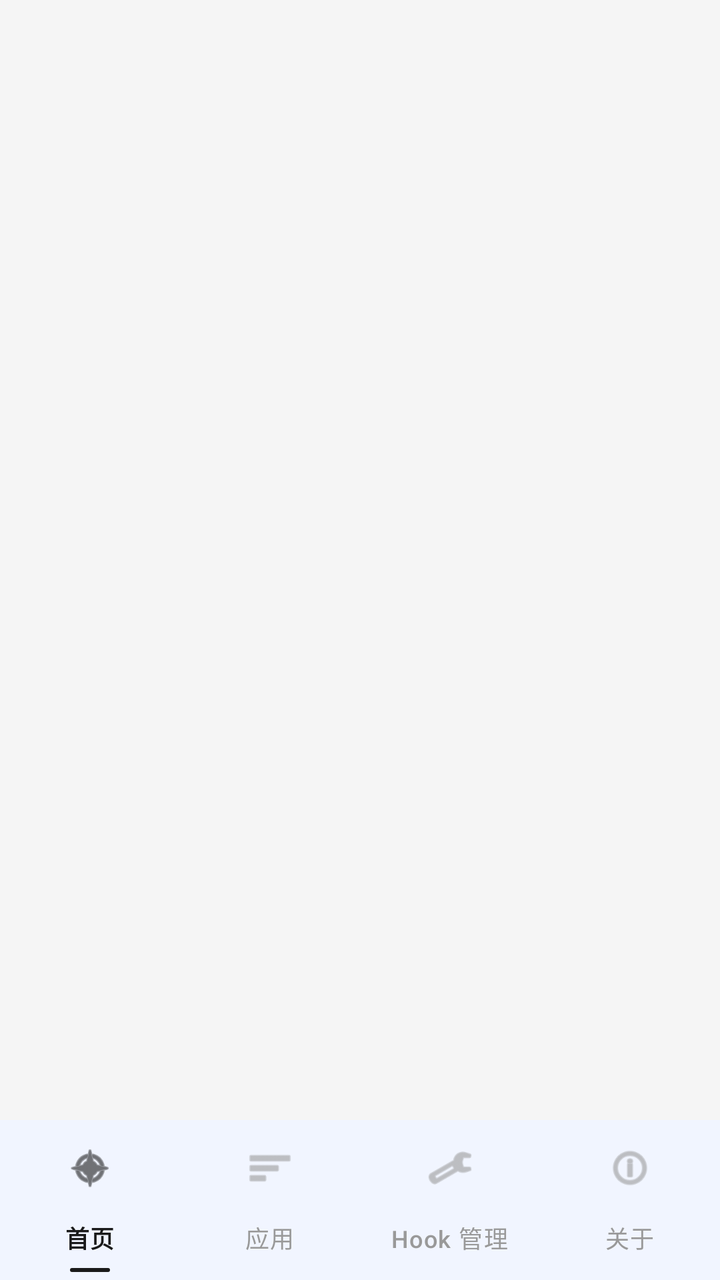
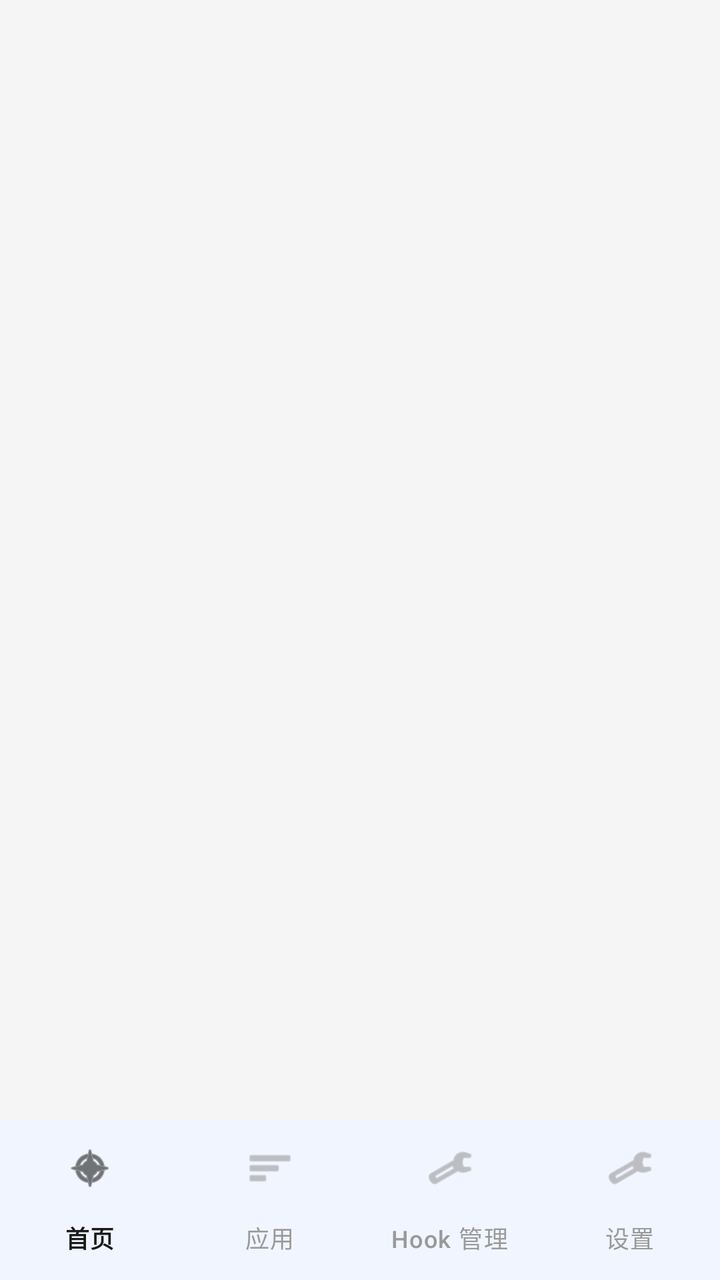

Compare the two renders of this Android layout. The source of the first and the diff that turns it into the second are given below.
<!-- AndroidManifest.xml: application theme Theme.ActivityScanner -->
<!-- res/layout/activity_main.xml -->
<?xml version="1.0" encoding="utf-8"?>
<androidx.constraintlayout.widget.ConstraintLayout
    xmlns:android="http://schemas.android.com/apk/res/android"
    xmlns:app="http://schemas.android.com/apk/res-auto"
    android:layout_width="match_parent"
    android:layout_height="match_parent"
    android:background="@color/lsp_bg">

    
    <FrameLayout
        android:id="@+id/nav_host_fragment"
        android:layout_width="0dp"
        android:layout_height="0dp"
        app:layout_constraintBottom_toTopOf="@id/bottom_nav"
        app:layout_constraintEnd_toEndOf="parent"
        app:layout_constraintStart_toStartOf="parent"
        app:layout_constraintTop_toTopOf="parent" />

    
    <com.google.android.material.bottomnavigation.BottomNavigationView
        android:id="@+id/bottom_nav"
        android:layout_width="0dp"
        android:layout_height="wrap_content"
        android:background="@color/lsp_card"
        android:elevation="8dp"
        app:itemActiveIndicatorStyle="@null"
        app:itemBackground="@drawable/bg_nav_item"
        app:itemIconTint="@color/lsp_nav_text"
        app:itemTextColor="@color/lsp_nav_text"
        app:labelVisibilityMode="labeled"
        app:layout_constraintBottom_toBottomOf="parent"
        app:layout_constraintEnd_toEndOf="parent"
        app:layout_constraintStart_toStartOf="parent"
        app:menu="@menu/bottom_nav_menu" />

</androidx.constraintlayout.widget.ConstraintLayout>
<!-- resources referenced by this layout -->
<resources>
  <color name="lsp_bg">#FFF5F5F5</color>
  <color name="lsp_card">#FFFFFFFF</color>
  <!-- drawable bg_nav_item (drawable) -->
  <?xml version="1.0" encoding="utf-8"?>
  <selector xmlns:android="http://schemas.android.com/apk/res/android">
      <item android:state_checked="true">
          <layer-list>
              <item>
                  <shape android:shape="rectangle">
                      <solid android:color="@android:color/transparent" />
                  </shape>
              </item>
              <item
                  android:width="20dp"
                  android:height="2dp"
                  android:gravity="bottom|center_horizontal"
                  android:bottom="4dp">
                  <shape android:shape="rectangle">
                      <solid android:color="@color/lsp_text_primary" />
                      <corners android:radius="1dp" />
                  </shape>
              </item>
          </layer-list>
      </item>
      <item android:drawable="@android:color/transparent" />
  </selector>
  <style name="Theme.ActivityScanner" parent="Theme.Material3.Light.NoActionBar">
          <item name="colorPrimary">@color/hyper_accent</item>
          <item name="colorPrimaryVariant">@color/hyper_accent_secondary</item>
          <item name="colorOnPrimary">@android:color/white</item>
          <item name="colorSecondary">@color/hyper_accent_tertiary</item>
          <item name="colorOnSecondary">@android:color/white</item>
          <item name="colorSurface">@color/hyper_bg_card</item>
          <item name="colorOnSurface">@color/hyper_text_primary</item>
          <item name="android:windowBackground">@color/lsp_bg</item>
          <item name="android:statusBarColor">@android:color/transparent</item>
          <item name="android:navigationBarColor">@android:color/transparent</item>
          <item name="android:windowLightStatusBar">true</item>
          <item name="android:windowDrawsSystemBarBackgrounds">true</item>
          <item name="android:colorEdgeEffect">@color/hyper_accent</item>
      </style>
  <color name="lsp_text_primary">#FF1A1A1A</color>
  <color name="hyper_accent">#FF5B8CFF</color>
  <color name="hyper_accent_secondary">#FF987BFF</color>
  <color name="hyper_accent_tertiary">#FF6B8DFF</color>
  <color name="hyper_bg_card">#FFFFFFFF</color>
  <color name="hyper_text_primary">#FF1D2129</color>
</resources>

<!-- the commit's change to res/layout/activity_main.xml (unified diff, before → after) -->
@@ -22,9 +22,7 @@
         android:layout_width="0dp"
         android:layout_height="wrap_content"
         android:background="@color/lsp_card"
-        android:elevation="8dp"
-        app:itemActiveIndicatorStyle="@null"
-        app:itemBackground="@drawable/bg_nav_item"
+        android:elevation="0dp"
         app:itemIconTint="@color/lsp_nav_text"
         app:itemTextColor="@color/lsp_nav_text"
         app:labelVisibilityMode="labeled"
<!-- resource entries referenced after the edit -->
@@ -2,30 +2,6 @@
 <resources>
   <color name="lsp_bg">#FFF5F5F5</color>
   <color name="lsp_card">#FFFFFFFF</color>
-  <!-- drawable bg_nav_item (drawable) -->
-  <?xml version="1.0" encoding="utf-8"?>
-  <selector xmlns:android="http://schemas.android.com/apk/res/android">
-      <item android:state_checked="true">
-          <layer-list>
-              <item>
-                  <shape android:shape="rectangle">
-                      <solid android:color="@android:color/transparent" />
-                  </shape>
-              </item>
-              <item
-                  android:width="20dp"
-                  android:height="2dp"
-                  android:gravity="bottom|center_horizontal"
-                  android:bottom="4dp">
-                  <shape android:shape="rectangle">
-                      <solid android:color="@color/lsp_text_primary" />
-                      <corners android:radius="1dp" />
-                  </shape>
-              </item>
-          </layer-list>
-      </item>
-      <item android:drawable="@android:color/transparent" />
-  </selector>
   <style name="Theme.ActivityScanner" parent="Theme.Material3.Light.NoActionBar">
           <item name="colorPrimary">@color/hyper_accent</item>
           <item name="colorPrimaryVariant">@color/hyper_accent_secondary</item>
@@ -41,7 +17,6 @@
           <item name="android:windowDrawsSystemBarBackgrounds">true</item>
           <item name="android:colorEdgeEffect">@color/hyper_accent</item>
       </style>
-  <color name="lsp_text_primary">#FF1A1A1A</color>
   <color name="hyper_accent">#FF5B8CFF</color>
   <color name="hyper_accent_secondary">#FF987BFF</color>
   <color name="hyper_accent_tertiary">#FF6B8DFF</color>
